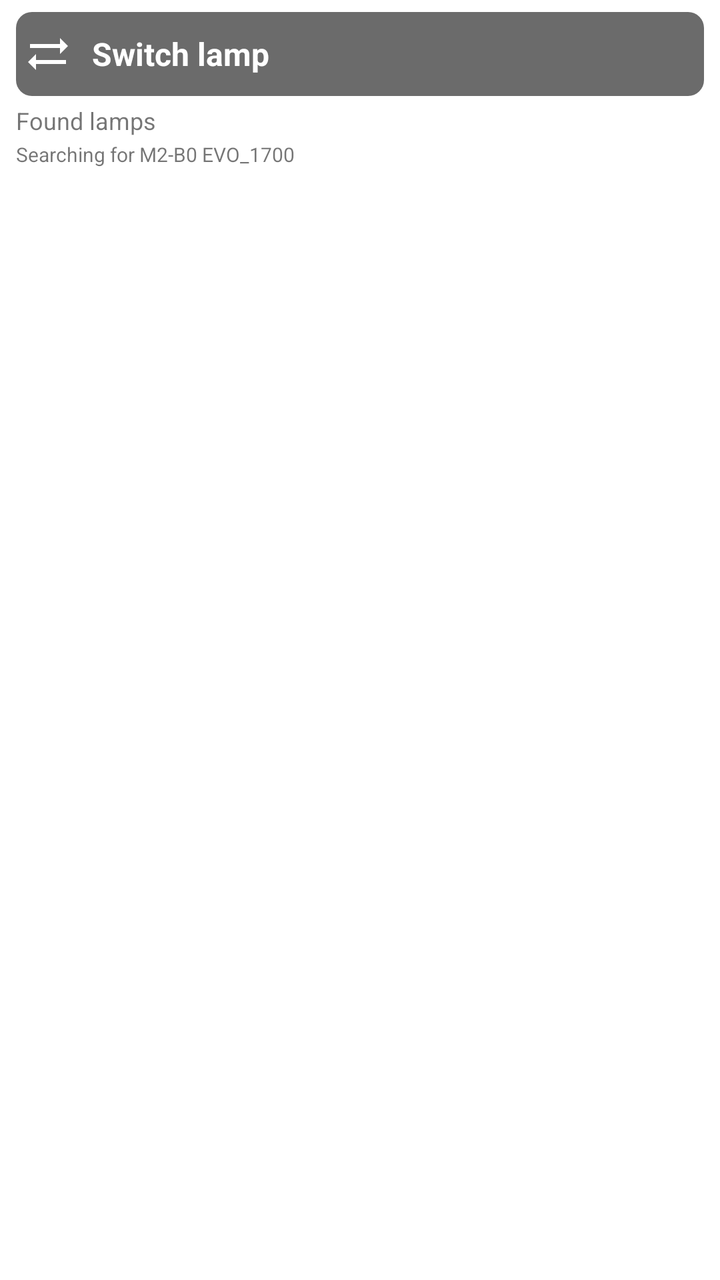
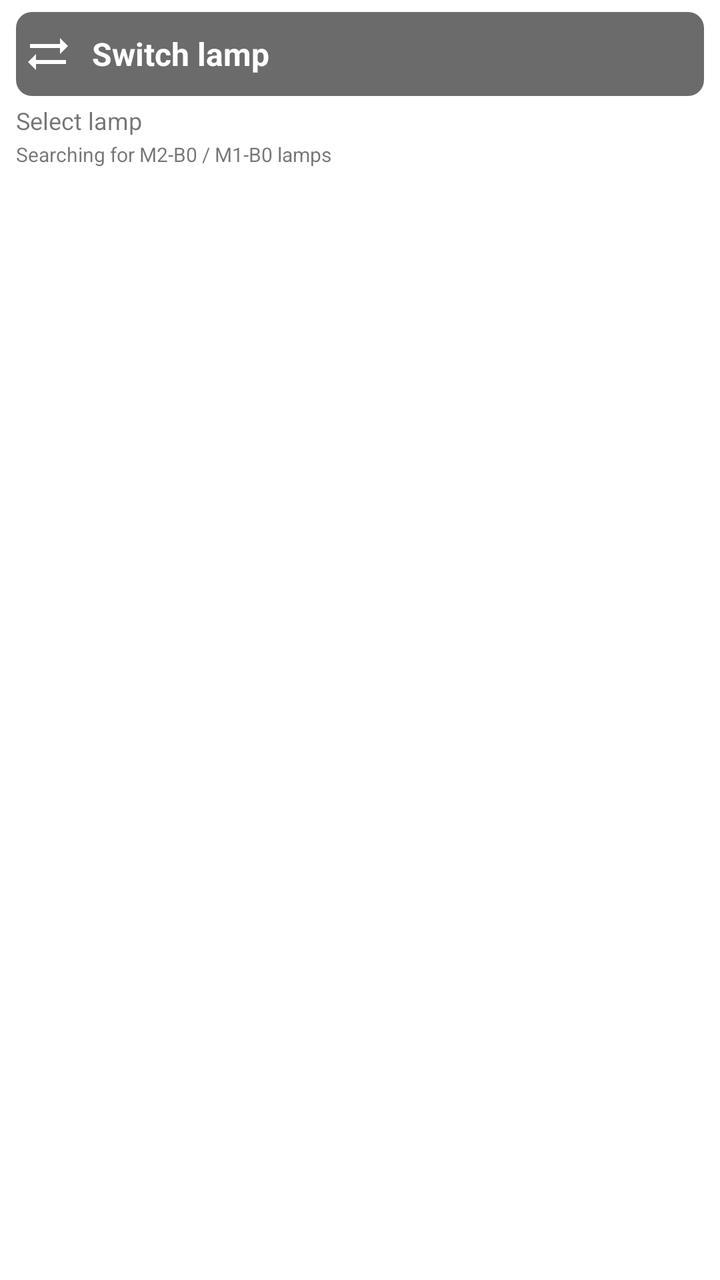

The first picture is an Android layout as it rendered before a commit; the second is the same layout after the commit. The layout source and the unified diff follow.
<!-- AndroidManifest.xml: activity theme Theme.KarooMagicshineControls -->
<!-- res/layout/activity_main.xml -->
<?xml version="1.0" encoding="utf-8"?>
<ScrollView xmlns:android="http://schemas.android.com/apk/res/android"
    android:layout_width="match_parent"
    android:layout_height="match_parent"
    android:fillViewport="true"
    android:scrollbars="none">

    <LinearLayout
        android:layout_width="match_parent"
        android:layout_height="wrap_content"
        android:orientation="vertical"
        android:paddingStart="8dp"
        android:paddingTop="6dp"
        android:paddingEnd="8dp"
        android:paddingBottom="8dp">

        <LinearLayout
            android:id="@+id/btnChangeLamp"
            android:layout_width="match_parent"
            android:layout_height="42dp"
            android:background="@drawable/bg_lamp_switch"
            android:clickable="true"
            android:focusable="true"
            android:foreground="?attr/selectableItemBackground"
            android:gravity="center_vertical"
            android:orientation="horizontal"
            android:paddingStart="4dp"
            android:paddingEnd="4dp">

            <ImageView
                android:id="@+id/imgChangeLamp"
                android:layout_width="24dp"
                android:layout_height="24dp"
                android:contentDescription="@null"
                android:src="@drawable/ic_sync_alt"
                android:tint="#FFFFFFFF" />

            <TextView
                android:id="@+id/txtChangeLampLabel"
                android:layout_width="0dp"
                android:layout_height="wrap_content"
                android:layout_marginStart="10dp"
                android:layout_weight="1"
                android:ellipsize="end"
                android:maxLines="1"
                android:text="Switch lamp"
                android:textColor="#FFFFFFFF"
                android:textSize="16sp"
                android:textStyle="bold" />
        </LinearLayout>

        <LinearLayout
            android:id="@+id/lampChooserGate"
            android:layout_width="match_parent"
            android:layout_height="wrap_content"
            android:layout_marginTop="4dp"
            android:orientation="vertical">

            <TextView
                android:id="@+id/txtChooserTitle"
                android:layout_width="match_parent"
                android:layout_height="wrap_content"
                android:text="Found lamps"
                android:textSize="12sp" />

            <TextView
                android:id="@+id/txtChooserHint"
                android:layout_width="match_parent"
                android:layout_height="wrap_content"
                android:layout_marginTop="2dp"
                android:text="Searching for M2-B0 EVO_1700"
                android:textSize="10sp" />

            <LinearLayout
                android:id="@+id/layoutLampCandidates"
                android:layout_width="match_parent"
                android:layout_height="wrap_content"
                android:layout_marginTop="4dp"
                android:orientation="vertical" />
        </LinearLayout>

        <LinearLayout
            android:id="@+id/layoutControlPanel"
            android:layout_width="match_parent"
            android:layout_height="wrap_content"
            android:orientation="vertical"
            android:visibility="gone">

            <LinearLayout
                android:layout_width="match_parent"
                android:layout_height="wrap_content"
                android:layout_marginTop="4dp"
                android:orientation="horizontal">

                <LinearLayout
                    android:layout_width="0dp"
                    android:layout_height="56dp"
                    android:layout_marginEnd="3dp"
                    android:layout_weight="1"
                    android:background="@drawable/bg_lamp_switch"
                    android:gravity="center"
                    android:orientation="vertical"
                    android:paddingStart="2dp"
                    android:paddingEnd="2dp">

                    <TextView
                        android:layout_width="wrap_content"
                        android:layout_height="wrap_content"
                    android:text="BATTERY"
                        android:textColor="#FFFFFFFF"
                        android:textSize="12sp"
                        android:textStyle="bold" />

                    <TextView
                        android:id="@+id/txtBattery"
                        android:layout_width="wrap_content"
                        android:layout_height="wrap_content"
                        android:layout_marginTop="1dp"
                        android:text="?"
                        android:textColor="#FFFFFFFF"
                        android:textSize="22sp"
                        android:textStyle="bold" />
                </LinearLayout>

                <LinearLayout
                    android:layout_width="0dp"
                    android:layout_height="56dp"
                    android:layout_marginStart="3dp"
                    android:layout_weight="1"
                    android:background="@drawable/bg_lamp_switch"
                    android:gravity="center"
                    android:orientation="vertical"
                    android:paddingStart="2dp"
                    android:paddingEnd="2dp">

                    <TextView
                        android:layout_width="wrap_content"
                        android:layout_height="wrap_content"
                        android:text="TEMP"
                        android:textColor="#FFFFFFFF"
                        android:textSize="12sp"
                        android:textStyle="bold" />

                    <TextView
                        android:id="@+id/txtTemperature"
                        android:layout_width="wrap_content"
                        android:layout_height="wrap_content"
                        android:layout_marginTop="1dp"
                        android:text="?"
                        android:textColor="#FFFFFFFF"
                        android:textSize="22sp"
                        android:textStyle="bold" />
                </LinearLayout>
            </LinearLayout>

            <LinearLayout
                android:id="@+id/btnConnect"
                android:layout_width="match_parent"
                android:layout_height="60dp"
                android:layout_marginTop="4dp"
                android:background="@drawable/bg_connect_idle"
                android:clickable="true"
                android:focusable="true"
                android:foreground="?attr/selectableItemBackground"
                android:gravity="center"
                android:orientation="vertical"
                android:paddingStart="2dp"
                android:paddingEnd="2dp">

                <TextView
                    android:id="@+id/txtConnectLabel"
                    android:layout_width="wrap_content"
                    android:layout_height="wrap_content"
                    android:text="CONNECT"
                    android:textColor="#FFFFFFFF"
                    android:textSize="20sp"
                    android:textStyle="bold" />

                <TextView
                    android:id="@+id/txtConnectState"
                    android:layout_width="wrap_content"
                    android:layout_height="wrap_content"
                    android:layout_marginTop="2dp"
                    android:text="searching"
                    android:textColor="#FFF3E0"
                    android:textSize="13sp"
                    android:textStyle="bold" />
            </LinearLayout>

            <LinearLayout
                android:layout_width="match_parent"
                android:layout_height="wrap_content"
                android:layout_marginTop="4dp"
                android:orientation="horizontal">

                <LinearLayout
                    android:id="@+id/btnModule1"
                    android:layout_width="0dp"
                    android:layout_height="48dp"
                    android:layout_marginEnd="2dp"
                    android:layout_weight="1"
                    android:background="@drawable/bg_module_selected"
                    android:clickable="true"
                    android:focusable="true"
                    android:foreground="?attr/selectableItemBackground"
                    android:gravity="center"
                    android:orientation="horizontal"
                    android:paddingStart="3dp"
                    android:paddingEnd="3dp">

                    <ImageView
                        android:id="@+id/imgModule1"
                        android:layout_width="25dp"
                        android:layout_height="25dp"
                        android:contentDescription="@null"
                        android:src="@drawable/ic_flashlight_on"
                        android:tint="#FFFFFFFF" />

                    <TextView
                        android:id="@+id/txtModule1"
                        android:layout_width="wrap_content"
                        android:layout_height="wrap_content"
                        android:layout_marginStart="4dp"
                        android:text="LOW"
                        android:textColor="#FFFFFFFF"
                        android:textSize="16sp"
                        android:textStyle="bold" />
                </LinearLayout>

                <LinearLayout
                    android:id="@+id/btnModule2"
                    android:layout_width="0dp"
                    android:layout_height="48dp"
                    android:layout_marginStart="2dp"
                    android:layout_marginEnd="2dp"
                    android:layout_weight="1"
                    android:background="@drawable/bg_module_idle"
                    android:clickable="true"
                    android:focusable="true"
                    android:foreground="?attr/selectableItemBackground"
                    android:gravity="center"
                    android:orientation="horizontal"
                    android:paddingStart="3dp"
                    android:paddingEnd="3dp">

                    <ImageView
                        android:id="@+id/imgModule2"
                        android:layout_width="25dp"
                        android:layout_height="25dp"
                        android:contentDescription="@null"
                        android:src="@drawable/ic_flash_on"
                        android:tint="#FFFFFFFF" />

                    <TextView
                        android:id="@+id/txtModule2"
                        android:layout_width="wrap_content"
                        android:layout_height="wrap_content"
                        android:layout_marginStart="4dp"
                        android:text="HIGH"
                        android:textColor="#FFFFFFFF"
                        android:textSize="16sp"
                        android:textStyle="bold" />
                </LinearLayout>

                <LinearLayout
                    android:id="@+id/btnOff"
                    android:layout_width="0dp"
                    android:layout_height="48dp"
                    android:layout_marginStart="2dp"
                    android:layout_weight="1"
                    android:background="@drawable/bg_module_idle"
                    android:clickable="true"
                    android:focusable="true"
                    android:foreground="?attr/selectableItemBackground"
                    android:gravity="center"
                    android:orientation="horizontal"
                    android:paddingStart="3dp"
                    android:paddingEnd="3dp">

                    <ImageView
                        android:id="@+id/imgOff"
                        android:layout_width="25dp"
                        android:layout_height="25dp"
                        android:contentDescription="@null"
                        android:src="@drawable/ic_power_settings_new"
                        android:tint="#FFFFFFFF" />

                    <TextView
                        android:id="@+id/txtOff"
                        android:layout_width="wrap_content"
                        android:layout_height="wrap_content"
                        android:layout_marginStart="4dp"
                        android:text="OFF"
                        android:textColor="#FFFFFFFF"
                        android:textSize="16sp"
                        android:textStyle="bold" />
                </LinearLayout>
            </LinearLayout>

            <LinearLayout
                android:layout_width="match_parent"
                android:layout_height="wrap_content"
                android:layout_marginTop="4dp"
                android:orientation="horizontal">

                <LinearLayout
                    android:id="@+id/btnLevel25"
                    android:layout_width="0dp"
                    android:layout_height="44dp"
                    android:layout_marginEnd="2dp"
                    android:layout_weight="1"
                    android:background="@drawable/bg_lamp_switch"
                    android:clickable="true"
                    android:focusable="true"
                    android:foreground="?attr/selectableItemBackground"
                    android:gravity="center"
                    android:orientation="vertical">

                    <TextView
                        android:layout_width="wrap_content"
                        android:layout_height="wrap_content"
                        android:text="25"
                        android:textColor="#FFFFFFFF"
                        android:textSize="22sp"
                        android:textStyle="bold" />
                </LinearLayout>

                <LinearLayout
                    android:id="@+id/btnLevel50"
                    android:layout_width="0dp"
                    android:layout_height="44dp"
                    android:layout_marginStart="2dp"
                    android:layout_marginEnd="2dp"
                    android:layout_weight="1"
                    android:background="@drawable/bg_lamp_switch"
                    android:clickable="true"
                    android:focusable="true"
                    android:foreground="?attr/selectableItemBackground"
                    android:gravity="center"
                    android:orientation="vertical">

                    <TextView
                        android:layout_width="wrap_content"
                        android:layout_height="wrap_content"
                        android:text="50"
                        android:textColor="#FFFFFFFF"
                        android:textSize="22sp"
                        android:textStyle="bold" />
                </LinearLayout>

                <LinearLayout
                    android:id="@+id/btnLevel75"
                    android:layout_width="0dp"
                    android:layout_height="44dp"
                    android:layout_marginStart="2dp"
                    android:layout_marginEnd="2dp"
                    android:layout_weight="1"
                    android:background="@drawable/bg_lamp_switch"
                    android:clickable="true"
                    android:focusable="true"
                    android:foreground="?attr/selectableItemBackground"
                    android:gravity="center"
                    android:orientation="vertical">

                    <TextView
                        android:layout_width="wrap_content"
                        android:layout_height="wrap_content"
                        android:text="75"
                        android:textColor="#FFFFFFFF"
                        android:textSize="22sp"
                        android:textStyle="bold" />
                </LinearLayout>

                <LinearLayout
                    android:id="@+id/btnLevel100"
                    android:layout_width="0dp"
                    android:layout_height="44dp"
                    android:layout_marginStart="2dp"
                    android:layout_weight="1"
                    android:background="@drawable/bg_lamp_switch"
                    android:clickable="true"
                    android:focusable="true"
                    android:foreground="?attr/selectableItemBackground"
                    android:gravity="center"
                    android:orientation="vertical">

                    <TextView
                        android:layout_width="wrap_content"
                        android:layout_height="wrap_content"
                        android:text="100"
                        android:textColor="#FFFFFFFF"
                        android:textSize="22sp"
                        android:textStyle="bold" />
                </LinearLayout>
            </LinearLayout>

            <LinearLayout
                android:layout_width="match_parent"
                android:layout_height="wrap_content"
                android:layout_marginTop="4dp"
                android:orientation="horizontal">

                <LinearLayout
                    android:id="@+id/btnSos"
                    android:layout_width="0dp"
                    android:layout_height="44dp"
                    android:layout_marginEnd="3dp"
                    android:layout_weight="1"
                    android:background="@drawable/bg_lamp_switch"
                    android:clickable="true"
                    android:focusable="true"
                    android:foreground="?attr/selectableItemBackground"
                    android:gravity="center"
                    android:orientation="horizontal">

                    <ImageView
                        android:layout_width="22dp"
                        android:layout_height="22dp"
                        android:contentDescription="@null"
                        android:src="@drawable/ic_e911_emergency"
                        android:tint="#FFFFFFFF" />

                    <TextView
                        android:layout_width="wrap_content"
                        android:layout_height="wrap_content"
                        android:layout_marginStart="6dp"
                        android:text="SOS"
                        android:textColor="#FFFFFFFF"
                        android:textSize="20sp"
                        android:textStyle="bold" />
                </LinearLayout>

                <LinearLayout
                    android:id="@+id/btnBlitz"
                    android:layout_width="0dp"
                    android:layout_height="44dp"
                    android:layout_marginStart="3dp"
                    android:layout_weight="1"
                    android:background="@drawable/bg_lamp_switch"
                    android:clickable="true"
                    android:focusable="true"
                    android:foreground="?attr/selectableItemBackground"
                    android:gravity="center"
                    android:orientation="horizontal">

                    <ImageView
                        android:layout_width="22dp"
                        android:layout_height="22dp"
                        android:contentDescription="@null"
                        android:src="@drawable/ic_flash_on"
                        android:tint="#FFFFFFFF" />

                    <TextView
                        android:layout_width="wrap_content"
                        android:layout_height="wrap_content"
                        android:layout_marginStart="6dp"
                        android:text="FLASH"
                        android:textColor="#FFFFFFFF"
                        android:textSize="20sp"
                        android:textStyle="bold" />
                </LinearLayout>
            </LinearLayout>

            <LinearLayout
                android:id="@+id/btnDisconnect"
                android:layout_width="match_parent"
                android:layout_height="48dp"
                android:layout_marginTop="4dp"
                android:background="@drawable/bg_lamp_switch"
                android:clickable="true"
                android:focusable="true"
                android:foreground="?attr/selectableItemBackground"
                android:gravity="center"
                android:orientation="horizontal">

                <ImageView
                    android:layout_width="22dp"
                    android:layout_height="22dp"
                    android:contentDescription="@null"
                    android:src="@drawable/ic_link_off"
                    android:tint="#FFFFFFFF" />

                <TextView
                    android:layout_width="wrap_content"
                    android:layout_height="wrap_content"
                    android:layout_marginStart="8dp"
                    android:text="DISCONNECT"
                    android:textColor="#FFFFFFFF"
                    android:textSize="20sp"
                    android:textStyle="bold" />
            </LinearLayout>
        </LinearLayout>

    </LinearLayout>
</ScrollView>
<!-- resources referenced by this layout -->
<resources>
  <!-- drawable bg_connect_idle (drawable) -->
  <?xml version="1.0" encoding="utf-8"?>
  <shape xmlns:android="http://schemas.android.com/apk/res/android">
      <solid android:color="@color/karoo_ui_card" />
      <corners android:radius="8dp" />
  </shape>
  <!-- drawable bg_lamp_switch (drawable) -->
  <?xml version="1.0" encoding="utf-8"?>
  <shape xmlns:android="http://schemas.android.com/apk/res/android">
      <solid android:color="@color/karoo_ui_card" />
      <corners android:radius="8dp" />
  </shape>
  <!-- drawable bg_module_idle (drawable) -->
  <?xml version="1.0" encoding="utf-8"?>
  <shape xmlns:android="http://schemas.android.com/apk/res/android">
      <solid android:color="@color/karoo_ui_card" />
      <corners android:radius="8dp" />
  </shape>
  <!-- drawable bg_module_selected (drawable) -->
  <?xml version="1.0" encoding="utf-8"?>
  <shape xmlns:android="http://schemas.android.com/apk/res/android">
      <solid android:color="@color/karoo_ui_green_dark" />
      <corners android:radius="8dp" />
  </shape>
  <!-- drawable ic_e911_emergency (drawable) -->
  <?xml version="1.0" encoding="utf-8"?>
  <vector xmlns:android="http://schemas.android.com/apk/res/android"
      android:width="24dp"
      android:height="24dp"
      android:viewportWidth="24"
      android:viewportHeight="24">
      <path
          android:fillColor="#FFFFFFFF"
          android:pathData="M20.79,9.23l-2,-3.46L14,8.54V3h-4v5.54L5.21,5.77l-2,3.46L8,12l-4.79,2.77l2,3.46L10,15.46V21h4v-5.54l4.79,2.77l2,-3.46L16,12z" />
  </vector>
  <!-- drawable ic_flash_on (drawable) -->
  <?xml version="1.0" encoding="utf-8"?>
  <vector xmlns:android="http://schemas.android.com/apk/res/android"
      android:width="24dp"
      android:height="24dp"
      android:viewportWidth="24"
      android:viewportHeight="24">
      <path
          android:fillColor="#FFFFFFFF"
          android:pathData="M7,2v11h3v9l7,-12h-4l4,-8z" />
  </vector>
  <!-- drawable ic_flashlight_on (drawable) -->
  <?xml version="1.0" encoding="utf-8"?>
  <vector xmlns:android="http://schemas.android.com/apk/res/android"
      android:width="24dp"
      android:height="24dp"
      android:viewportWidth="24"
      android:viewportHeight="24">
      <path
          android:fillColor="#FFFFFFFF"
          android:pathData="M6,2h12v3H6zM6,7v1l2,3v11h8V11l2,-3V7H6zM12,15.5c-0.83,0 -1.5,-0.67 -1.5,-1.5s0.67,-1.5 1.5,-1.5s1.5,0.67 1.5,1.5s-0.67,1.5 -1.5,1.5z" />
  </vector>
  <!-- drawable ic_power_settings_new (drawable) -->
  <?xml version="1.0" encoding="utf-8"?>
  <vector xmlns:android="http://schemas.android.com/apk/res/android"
      android:width="24dp"
      android:height="24dp"
      android:viewportWidth="24"
      android:viewportHeight="24">
      <path
          android:fillColor="#FFFFFFFF"
          android:pathData="M13,3h-2v10h2V3zM17.83,5.17l-1.42,1.42A6.92,6.92 0,0 1,19 12c0,3.87 -3.13,7 -7,7A6.995,6.995 0,0 1,7.58 6.58L6.17,5.17A8.932,8.932 0,0 0,3 12a9,9 0,0 0,18 0c0,-2.74 -1.23,-5.18 -3.17,-6.83z" />
  </vector>
  <!-- drawable ic_sync_alt (drawable) -->
  <?xml version="1.0" encoding="utf-8"?>
  <vector xmlns:android="http://schemas.android.com/apk/res/android"
      android:width="24dp"
      android:height="24dp"
      android:viewportWidth="24"
      android:viewportHeight="24">
      <path
          android:fillColor="#FFFFFFFF"
          android:pathData="M18,12l4,-4l-4,-4v3H3v2h15zM6,12l-4,4l4,4v-3h15v-2H6z" />
  </vector>
  <color name="karoo_ui_card">#FF6B6B6B</color>
  <color name="karoo_ui_green_dark">#FF18B987</color>
  <color name="karoo_dark">#FF1A1A1A</color>
  <color name="white">#FFFFFFFF</color>
  <color name="teal_200">#FF03DAC5</color>
  <color name="teal_700">#FF018786</color>
  <color name="black">#FF000000</color>
</resources>

<!-- the commit's change to res/layout/activity_main.xml (unified diff, before → after) -->
@@ -60,7 +60,7 @@
                 android:id="@+id/txtChooserTitle"
                 android:layout_width="match_parent"
                 android:layout_height="wrap_content"
-                android:text="Found lamps"
+                android:text="Select lamp"
                 android:textSize="12sp" />
 
             <TextView
@@ -68,7 +68,7 @@
                 android:layout_width="match_parent"
                 android:layout_height="wrap_content"
                 android:layout_marginTop="2dp"
-                android:text="Searching for M2-B0 EVO_1700"
+                android:text="Searching for M2-B0 / M1-B0 lamps"
                 android:textSize="10sp" />
 
             <LinearLayout
